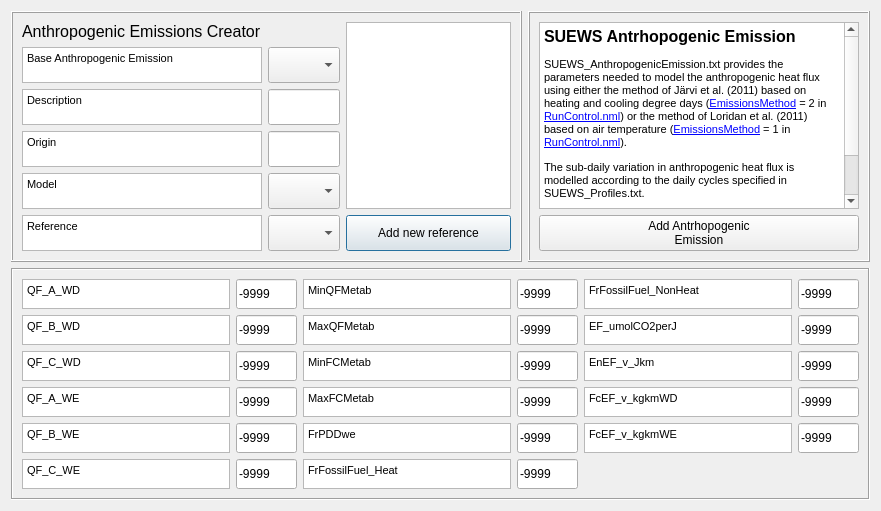
This is tabs/anthropogenic_emission_tab.ui in gusbacos/suews_database_manager as Qt 5 draws it before an edit. The edited form follows.
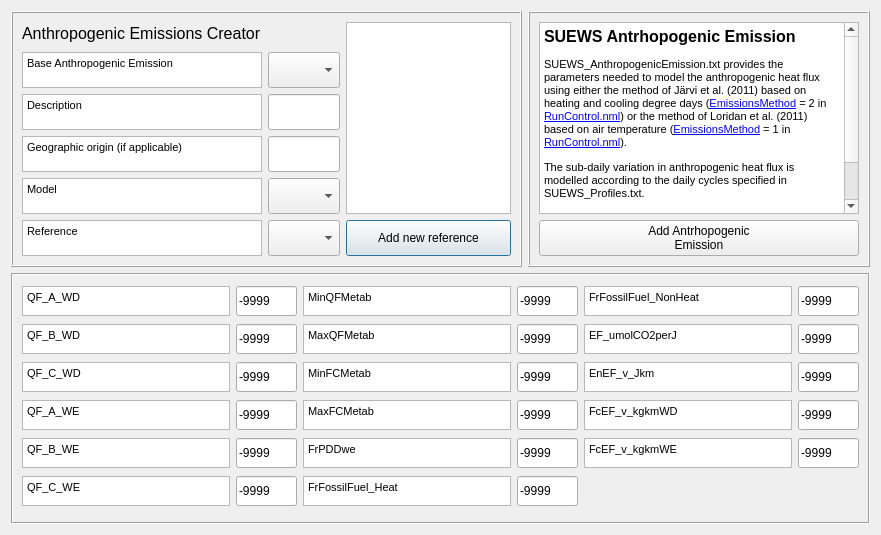
This is the edited form. Custom widgets are drawn as their Qt base class.

```diff
--- a/tabs/anthropogenic_emission_tab.ui
+++ b/tabs/anthropogenic_emission_tab.ui
@@ -7,7 +7,7 @@
     <x>0</x>
     <y>0</y>
     <width>881</width>
-    <height>507</height>
+    <height>535</height>
    </rect>
   </property>
   <property name="sizePolicy">
@@ -70,7 +70,7 @@
          <string>&lt;!DOCTYPE HTML PUBLIC &quot;-//W3C//DTD HTML 4.0//EN&quot; &quot;http://www.w3.org/TR/REC-html40/strict.dtd&quot;&gt;
 &lt;html&gt;&lt;head&gt;&lt;meta name=&quot;qrichtext&quot; content=&quot;1&quot; /&gt;&lt;style type=&quot;text/css&quot;&gt;
 p, li { white-space: pre-wrap; }
-&lt;/style&gt;&lt;/head&gt;&lt;body style=&quot; font-family:'MS Shell Dlg 2'; font-size:8.25pt; font-weight:400; font-style:normal;&quot;&gt;
+&lt;/style&gt;&lt;/head&gt;&lt;body style=&quot; font-family:'MS Shell Dlg 2'; font-size:7.8pt; font-weight:400; font-style:normal;&quot;&gt;
 &lt;p style=&quot; margin-top:0px; margin-bottom:0px; margin-left:0px; margin-right:0px; -qt-block-indent:0; text-indent:0px;&quot;&gt;&lt;span style=&quot; font-size:8pt;&quot;&gt;Reference&lt;/span&gt;&lt;/p&gt;&lt;/body&gt;&lt;/html&gt;</string>
         </property>
        </widget>
@@ -120,8 +120,8 @@
          <string>&lt;!DOCTYPE HTML PUBLIC &quot;-//W3C//DTD HTML 4.0//EN&quot; &quot;http://www.w3.org/TR/REC-html40/strict.dtd&quot;&gt;
 &lt;html&gt;&lt;head&gt;&lt;meta name=&quot;qrichtext&quot; content=&quot;1&quot; /&gt;&lt;style type=&quot;text/css&quot;&gt;
 p, li { white-space: pre-wrap; }
-&lt;/style&gt;&lt;/head&gt;&lt;body style=&quot; font-family:'MS Shell Dlg 2'; font-size:8.25pt; font-weight:400; font-style:normal;&quot;&gt;
-&lt;p style=&quot; margin-top:0px; margin-bottom:0px; margin-left:0px; margin-right:0px; -qt-block-indent:0; text-indent:0px;&quot;&gt;&lt;span style=&quot; font-size:8pt;&quot;&gt;Origin&lt;/span&gt;&lt;/p&gt;&lt;/body&gt;&lt;/html&gt;</string>
+&lt;/style&gt;&lt;/head&gt;&lt;body style=&quot; font-family:'MS Shell Dlg 2'; font-size:7.8pt; font-weight:400; font-style:normal;&quot;&gt;
+&lt;p style=&quot; margin-top:0px; margin-bottom:0px; margin-left:0px; margin-right:0px; -qt-block-indent:0; text-indent:0px;&quot;&gt;&lt;span style=&quot; font-size:8pt;&quot;&gt;Geographic origin (if applicable)&lt;/span&gt;&lt;/p&gt;&lt;/body&gt;&lt;/html&gt;</string>
         </property>
        </widget>
       </item>
@@ -165,7 +165,7 @@
          <string>&lt;!DOCTYPE HTML PUBLIC &quot;-//W3C//DTD HTML 4.0//EN&quot; &quot;http://www.w3.org/TR/REC-html40/strict.dtd&quot;&gt;
 &lt;html&gt;&lt;head&gt;&lt;meta name=&quot;qrichtext&quot; content=&quot;1&quot; /&gt;&lt;style type=&quot;text/css&quot;&gt;
 p, li { white-space: pre-wrap; }
-&lt;/style&gt;&lt;/head&gt;&lt;body style=&quot; font-family:'MS Shell Dlg 2'; font-size:8.25pt; font-weight:400; font-style:normal;&quot;&gt;
+&lt;/style&gt;&lt;/head&gt;&lt;body style=&quot; font-family:'MS Shell Dlg 2'; font-size:7.8pt; font-weight:400; font-style:normal;&quot;&gt;
 &lt;p style=&quot; margin-top:0px; margin-bottom:0px; margin-left:0px; margin-right:0px; -qt-block-indent:0; text-indent:0px;&quot;&gt;&lt;span style=&quot; font-size:8pt;&quot;&gt;Base Anthropogenic Emission&lt;/span&gt;&lt;/p&gt;&lt;/body&gt;&lt;/html&gt;</string>
         </property>
        </widget>
@@ -245,7 +245,7 @@
          <string>&lt;!DOCTYPE HTML PUBLIC &quot;-//W3C//DTD HTML 4.0//EN&quot; &quot;http://www.w3.org/TR/REC-html40/strict.dtd&quot;&gt;
 &lt;html&gt;&lt;head&gt;&lt;meta name=&quot;qrichtext&quot; content=&quot;1&quot; /&gt;&lt;style type=&quot;text/css&quot;&gt;
 p, li { white-space: pre-wrap; }
-&lt;/style&gt;&lt;/head&gt;&lt;body style=&quot; font-family:'MS Shell Dlg 2'; font-size:8.25pt; font-weight:400; font-style:normal;&quot;&gt;
+&lt;/style&gt;&lt;/head&gt;&lt;body style=&quot; font-family:'MS Shell Dlg 2'; font-size:7.8pt; font-weight:400; font-style:normal;&quot;&gt;
 &lt;p style=&quot; margin-top:0px; margin-bottom:0px; margin-left:0px; margin-right:0px; -qt-block-indent:0; text-indent:0px;&quot;&gt;&lt;span style=&quot; font-size:8pt;&quot;&gt;Description&lt;/span&gt;&lt;/p&gt;&lt;/body&gt;&lt;/html&gt;</string>
         </property>
        </widget>
@@ -268,7 +268,7 @@
          <string>&lt;!DOCTYPE HTML PUBLIC &quot;-//W3C//DTD HTML 4.0//EN&quot; &quot;http://www.w3.org/TR/REC-html40/strict.dtd&quot;&gt;
 &lt;html&gt;&lt;head&gt;&lt;meta name=&quot;qrichtext&quot; content=&quot;1&quot; /&gt;&lt;style type=&quot;text/css&quot;&gt;
 p, li { white-space: pre-wrap; }
-&lt;/style&gt;&lt;/head&gt;&lt;body style=&quot; font-family:'MS Shell Dlg 2'; font-size:8.25pt; font-weight:400; font-style:normal;&quot;&gt;
+&lt;/style&gt;&lt;/head&gt;&lt;body style=&quot; font-family:'MS Shell Dlg 2'; font-size:7.8pt; font-weight:400; font-style:normal;&quot;&gt;
 &lt;p style=&quot; margin-top:0px; margin-bottom:0px; margin-left:0px; margin-right:0px; -qt-block-indent:0; text-indent:0px;&quot;&gt;&lt;span style=&quot; font-size:8pt;&quot;&gt;Model&lt;/span&gt;&lt;/p&gt;&lt;/body&gt;&lt;/html&gt;</string>
         </property>
        </widget>
@@ -369,7 +369,7 @@
          <string>&lt;!DOCTYPE HTML PUBLIC &quot;-//W3C//DTD HTML 4.0//EN&quot; &quot;http://www.w3.org/TR/REC-html40/strict.dtd&quot;&gt;
 &lt;html&gt;&lt;head&gt;&lt;meta name=&quot;qrichtext&quot; content=&quot;1&quot; /&gt;&lt;style type=&quot;text/css&quot;&gt;
 p, li { white-space: pre-wrap; }
-&lt;/style&gt;&lt;/head&gt;&lt;body style=&quot; font-family:'MS Shell Dlg 2'; font-size:8.25pt; font-weight:400; font-style:normal;&quot;&gt;
+&lt;/style&gt;&lt;/head&gt;&lt;body style=&quot; font-family:'MS Shell Dlg 2'; font-size:7.8pt; font-weight:400; font-style:normal;&quot;&gt;
 &lt;p style=&quot; margin-top:12px; margin-bottom:12px; margin-left:0px; margin-right:0px; -qt-block-indent:0; text-indent:0px;&quot;&gt;&lt;span style=&quot; font-size:12pt; font-weight:600;&quot;&gt;SUEWS Antrhopogenic Emission&lt;/span&gt;&lt;/p&gt;
 &lt;p style=&quot; margin-top:12px; margin-bottom:12px; margin-left:0px; margin-right:0px; -qt-block-indent:0; text-indent:0px;&quot;&gt;&lt;span style=&quot; font-size:8pt;&quot;&gt;SUEWS_AnthropogenicEmission.txt provides the parameters needed to model the anthropogenic heat flux using either the method of Järvi et al. (2011) based on heating and cooling degree days (&lt;/span&gt;&lt;a href=&quot;https://suews.readthedocs.io/en/latest/input_files/RunControl/scheme_options.html#cmdoption-arg-EmissionsMethod&quot;&gt;&lt;span style=&quot; font-family:'Courier New'; font-size:8pt; text-decoration: underline; color:#0000ff;&quot;&gt;EmissionsMethod&lt;/span&gt;&lt;/a&gt;&lt;span style=&quot; font-size:8pt;&quot;&gt; = 2 in &lt;/span&gt;&lt;a href=&quot;https://suews.readthedocs.io/en/latest/input_files/RunControl/RunControl.html#runcontrol-nml&quot;&gt;&lt;span style=&quot; font-size:8pt; text-decoration: underline; color:#0000ff;&quot;&gt;RunControl.nml&lt;/span&gt;&lt;/a&gt;&lt;span style=&quot; font-size:8pt;&quot;&gt;) or the method of Loridan et al. (2011) based on air temperature (&lt;/span&gt;&lt;a href=&quot;https://suews.readthedocs.io/en/latest/input_files/RunControl/scheme_options.html#cmdoption-arg-EmissionsMethod&quot;&gt;&lt;span style=&quot; font-family:'Courier New'; font-size:8pt; text-decoration: underline; color:#0000ff;&quot;&gt;EmissionsMethod&lt;/span&gt;&lt;/a&gt;&lt;span style=&quot; font-size:8pt;&quot;&gt; = 1 in &lt;/span&gt;&lt;a href=&quot;https://suews.readthedocs.io/en/latest/input_files/RunControl/RunControl.html#runcontrol-nml&quot;&gt;&lt;span style=&quot; font-size:8pt; text-decoration: underline; color:#0000ff;&quot;&gt;RunControl.nml&lt;/span&gt;&lt;/a&gt;&lt;span style=&quot; font-size:8pt;&quot;&gt;).&lt;/span&gt;&lt;/p&gt;
 &lt;p style=&quot; margin-top:12px; margin-bottom:12px; margin-left:0px; margin-right:0px; -qt-block-indent:0; text-indent:0px;&quot;&gt;&lt;span style=&quot; font-size:8pt;&quot;&gt;The sub-daily variation in anthropogenic heat flux is modelled according to the daily cycles specified in SUEWS_Profiles.txt.&lt;/span&gt;&lt;/p&gt;
@@ -486,7 +486,7 @@
          <string>&lt;!DOCTYPE HTML PUBLIC &quot;-//W3C//DTD HTML 4.0//EN&quot; &quot;http://www.w3.org/TR/REC-html40/strict.dtd&quot;&gt;
 &lt;html&gt;&lt;head&gt;&lt;meta name=&quot;qrichtext&quot; content=&quot;1&quot; /&gt;&lt;style type=&quot;text/css&quot;&gt;
 p, li { white-space: pre-wrap; }
-&lt;/style&gt;&lt;/head&gt;&lt;body style=&quot; font-family:'MS Shell Dlg 2'; font-size:8.25pt; font-weight:400; font-style:normal;&quot;&gt;
+&lt;/style&gt;&lt;/head&gt;&lt;body style=&quot; font-family:'MS Shell Dlg 2'; font-size:7.8pt; font-weight:400; font-style:normal;&quot;&gt;
 &lt;p style=&quot; margin-top:0px; margin-bottom:0px; margin-left:0px; margin-right:0px; -qt-block-indent:0; text-indent:0px;&quot;&gt;&lt;span style=&quot; font-size:8pt;&quot;&gt;QF_A_WE&lt;/span&gt;&lt;/p&gt;&lt;/body&gt;&lt;/html&gt;</string>
         </property>
        </widget>
@@ -518,7 +518,7 @@
          <string>&lt;!DOCTYPE HTML PUBLIC &quot;-//W3C//DTD HTML 4.0//EN&quot; &quot;http://www.w3.org/TR/REC-html40/strict.dtd&quot;&gt;
 &lt;html&gt;&lt;head&gt;&lt;meta name=&quot;qrichtext&quot; content=&quot;1&quot; /&gt;&lt;style type=&quot;text/css&quot;&gt;
 p, li { white-space: pre-wrap; }
-&lt;/style&gt;&lt;/head&gt;&lt;body style=&quot; font-family:'MS Shell Dlg 2'; font-size:8.25pt; font-weight:400; font-style:normal;&quot;&gt;
+&lt;/style&gt;&lt;/head&gt;&lt;body style=&quot; font-family:'MS Shell Dlg 2'; font-size:7.8pt; font-weight:400; font-style:normal;&quot;&gt;
 &lt;p style=&quot; margin-top:0px; margin-bottom:0px; margin-left:0px; margin-right:0px; -qt-block-indent:0; text-indent:0px;&quot;&gt;&lt;span style=&quot; font-size:8pt;&quot;&gt;QF_A_WD&lt;/span&gt;&lt;/p&gt;&lt;/body&gt;&lt;/html&gt;</string>
         </property>
        </widget>
@@ -550,7 +550,7 @@
          <string>&lt;!DOCTYPE HTML PUBLIC &quot;-//W3C//DTD HTML 4.0//EN&quot; &quot;http://www.w3.org/TR/REC-html40/strict.dtd&quot;&gt;
 &lt;html&gt;&lt;head&gt;&lt;meta name=&quot;qrichtext&quot; content=&quot;1&quot; /&gt;&lt;style type=&quot;text/css&quot;&gt;
 p, li { white-space: pre-wrap; }
-&lt;/style&gt;&lt;/head&gt;&lt;body style=&quot; font-family:'MS Shell Dlg 2'; font-size:8.25pt; font-weight:400; font-style:normal;&quot;&gt;
+&lt;/style&gt;&lt;/head&gt;&lt;body style=&quot; font-family:'MS Shell Dlg 2'; font-size:7.8pt; font-weight:400; font-style:normal;&quot;&gt;
 &lt;p style=&quot; margin-top:0px; margin-bottom:0px; margin-left:0px; margin-right:0px; -qt-block-indent:0; text-indent:0px;&quot;&gt;&lt;span style=&quot; font-size:8pt;&quot;&gt;QF_B_WE&lt;/span&gt;&lt;/p&gt;&lt;/body&gt;&lt;/html&gt;</string>
         </property>
        </widget>
@@ -657,7 +657,7 @@
          <string>&lt;!DOCTYPE HTML PUBLIC &quot;-//W3C//DTD HTML 4.0//EN&quot; &quot;http://www.w3.org/TR/REC-html40/strict.dtd&quot;&gt;
 &lt;html&gt;&lt;head&gt;&lt;meta name=&quot;qrichtext&quot; content=&quot;1&quot; /&gt;&lt;style type=&quot;text/css&quot;&gt;
 p, li { white-space: pre-wrap; }
-&lt;/style&gt;&lt;/head&gt;&lt;body style=&quot; font-family:'MS Shell Dlg 2'; font-size:8.25pt; font-weight:400; font-style:normal;&quot;&gt;
+&lt;/style&gt;&lt;/head&gt;&lt;body style=&quot; font-family:'MS Shell Dlg 2'; font-size:7.8pt; font-weight:400; font-style:normal;&quot;&gt;
 &lt;p style=&quot; margin-top:0px; margin-bottom:0px; margin-left:0px; margin-right:0px; -qt-block-indent:0; text-indent:0px;&quot;&gt;&lt;span style=&quot; font-size:8pt;&quot;&gt;QF_C_WD&lt;/span&gt;&lt;/p&gt;&lt;/body&gt;&lt;/html&gt;</string>
         </property>
        </widget>
@@ -689,7 +689,7 @@
          <string>&lt;!DOCTYPE HTML PUBLIC &quot;-//W3C//DTD HTML 4.0//EN&quot; &quot;http://www.w3.org/TR/REC-html40/strict.dtd&quot;&gt;
 &lt;html&gt;&lt;head&gt;&lt;meta name=&quot;qrichtext&quot; content=&quot;1&quot; /&gt;&lt;style type=&quot;text/css&quot;&gt;
 p, li { white-space: pre-wrap; }
-&lt;/style&gt;&lt;/head&gt;&lt;body style=&quot; font-family:'MS Shell Dlg 2'; font-size:8.25pt; font-weight:400; font-style:normal;&quot;&gt;
+&lt;/style&gt;&lt;/head&gt;&lt;body style=&quot; font-family:'MS Shell Dlg 2'; font-size:7.8pt; font-weight:400; font-style:normal;&quot;&gt;
 &lt;p style=&quot; margin-top:0px; margin-bottom:0px; margin-left:0px; margin-right:0px; -qt-block-indent:0; text-indent:0px;&quot;&gt;&lt;span style=&quot; font-size:8pt;&quot;&gt;QF_B_WD&lt;/span&gt;&lt;/p&gt;&lt;/body&gt;&lt;/html&gt;</string>
         </property>
        </widget>
@@ -746,7 +746,7 @@
          <string>&lt;!DOCTYPE HTML PUBLIC &quot;-//W3C//DTD HTML 4.0//EN&quot; &quot;http://www.w3.org/TR/REC-html40/strict.dtd&quot;&gt;
 &lt;html&gt;&lt;head&gt;&lt;meta name=&quot;qrichtext&quot; content=&quot;1&quot; /&gt;&lt;style type=&quot;text/css&quot;&gt;
 p, li { white-space: pre-wrap; }
-&lt;/style&gt;&lt;/head&gt;&lt;body style=&quot; font-family:'MS Shell Dlg 2'; font-size:8.25pt; font-weight:400; font-style:normal;&quot;&gt;
+&lt;/style&gt;&lt;/head&gt;&lt;body style=&quot; font-family:'MS Shell Dlg 2'; font-size:7.8pt; font-weight:400; font-style:normal;&quot;&gt;
 &lt;p style=&quot; margin-top:0px; margin-bottom:0px; margin-left:0px; margin-right:0px; -qt-block-indent:0; text-indent:0px;&quot;&gt;&lt;span style=&quot; font-size:8pt;&quot;&gt;QF_C_WE&lt;/span&gt;&lt;/p&gt;&lt;/body&gt;&lt;/html&gt;</string>
         </property>
        </widget>
@@ -778,7 +778,7 @@
          <string>&lt;!DOCTYPE HTML PUBLIC &quot;-//W3C//DTD HTML 4.0//EN&quot; &quot;http://www.w3.org/TR/REC-html40/strict.dtd&quot;&gt;
 &lt;html&gt;&lt;head&gt;&lt;meta name=&quot;qrichtext&quot; content=&quot;1&quot; /&gt;&lt;style type=&quot;text/css&quot;&gt;
 p, li { white-space: pre-wrap; }
-&lt;/style&gt;&lt;/head&gt;&lt;body style=&quot; font-family:'MS Shell Dlg 2'; font-size:8.25pt; font-weight:400; font-style:normal;&quot;&gt;
+&lt;/style&gt;&lt;/head&gt;&lt;body style=&quot; font-family:'MS Shell Dlg 2'; font-size:7.8pt; font-weight:400; font-style:normal;&quot;&gt;
 &lt;p style=&quot; margin-top:12px; margin-bottom:12px; margin-left:0px; margin-right:0px; -qt-block-indent:0; text-indent:0px;&quot;&gt;&lt;span style=&quot; font-size:8pt;&quot;&gt;FrFossilFuel_Heat&lt;/span&gt;&lt;/p&gt;&lt;/body&gt;&lt;/html&gt;</string>
         </property>
        </widget>
@@ -860,7 +860,7 @@
          <string>&lt;!DOCTYPE HTML PUBLIC &quot;-//W3C//DTD HTML 4.0//EN&quot; &quot;http://www.w3.org/TR/REC-html40/strict.dtd&quot;&gt;
 &lt;html&gt;&lt;head&gt;&lt;meta name=&quot;qrichtext&quot; content=&quot;1&quot; /&gt;&lt;style type=&quot;text/css&quot;&gt;
 p, li { white-space: pre-wrap; }
-&lt;/style&gt;&lt;/head&gt;&lt;body style=&quot; font-family:'MS Shell Dlg 2'; font-size:8.25pt; font-weight:400; font-style:normal;&quot;&gt;
+&lt;/style&gt;&lt;/head&gt;&lt;body style=&quot; font-family:'MS Shell Dlg 2'; font-size:7.8pt; font-weight:400; font-style:normal;&quot;&gt;
 &lt;p style=&quot; margin-top:12px; margin-bottom:12px; margin-left:0px; margin-right:0px; -qt-block-indent:0; text-indent:0px;&quot;&gt;&lt;span style=&quot; font-size:8pt;&quot;&gt;FrPDDwe&lt;/span&gt;&lt;/p&gt;&lt;/body&gt;&lt;/html&gt;</string>
         </property>
        </widget>
@@ -917,7 +917,7 @@
          <string>&lt;!DOCTYPE HTML PUBLIC &quot;-//W3C//DTD HTML 4.0//EN&quot; &quot;http://www.w3.org/TR/REC-html40/strict.dtd&quot;&gt;
 &lt;html&gt;&lt;head&gt;&lt;meta name=&quot;qrichtext&quot; content=&quot;1&quot; /&gt;&lt;style type=&quot;text/css&quot;&gt;
 p, li { white-space: pre-wrap; }
-&lt;/style&gt;&lt;/head&gt;&lt;body style=&quot; font-family:'MS Shell Dlg 2'; font-size:8.25pt; font-weight:400; font-style:normal;&quot;&gt;
+&lt;/style&gt;&lt;/head&gt;&lt;body style=&quot; font-family:'MS Shell Dlg 2'; font-size:7.8pt; font-weight:400; font-style:normal;&quot;&gt;
 &lt;p style=&quot; margin-top:0px; margin-bottom:0px; margin-left:0px; margin-right:0px; -qt-block-indent:0; text-indent:0px;&quot;&gt;&lt;span style=&quot; font-size:8pt;&quot;&gt;MaxFCMetab&lt;/span&gt;&lt;/p&gt;&lt;/body&gt;&lt;/html&gt;</string>
         </property>
        </widget>
@@ -974,7 +974,7 @@
          <string>&lt;!DOCTYPE HTML PUBLIC &quot;-//W3C//DTD HTML 4.0//EN&quot; &quot;http://www.w3.org/TR/REC-html40/strict.dtd&quot;&gt;
 &lt;html&gt;&lt;head&gt;&lt;meta name=&quot;qrichtext&quot; content=&quot;1&quot; /&gt;&lt;style type=&quot;text/css&quot;&gt;
 p, li { white-space: pre-wrap; }
-&lt;/style&gt;&lt;/head&gt;&lt;body style=&quot; font-family:'MS Shell Dlg 2'; font-size:8.25pt; font-weight:400; font-style:normal;&quot;&gt;
+&lt;/style&gt;&lt;/head&gt;&lt;body style=&quot; font-family:'MS Shell Dlg 2'; font-size:7.8pt; font-weight:400; font-style:normal;&quot;&gt;
 &lt;p style=&quot; margin-top:0px; margin-bottom:0px; margin-left:0px; margin-right:0px; -qt-block-indent:0; text-indent:0px;&quot;&gt;&lt;span style=&quot; font-size:8pt;&quot;&gt;MinFCMetab&lt;/span&gt;&lt;/p&gt;&lt;/body&gt;&lt;/html&gt;</string>
         </property>
        </widget>
@@ -1031,7 +1031,7 @@
          <string>&lt;!DOCTYPE HTML PUBLIC &quot;-//W3C//DTD HTML 4.0//EN&quot; &quot;http://www.w3.org/TR/REC-html40/strict.dtd&quot;&gt;
 &lt;html&gt;&lt;head&gt;&lt;meta name=&quot;qrichtext&quot; content=&quot;1&quot; /&gt;&lt;style type=&quot;text/css&quot;&gt;
 p, li { white-space: pre-wrap; }
-&lt;/style&gt;&lt;/head&gt;&lt;body style=&quot; font-family:'MS Shell Dlg 2'; font-size:8.25pt; font-weight:400; font-style:normal;&quot;&gt;
+&lt;/style&gt;&lt;/head&gt;&lt;body style=&quot; font-family:'MS Shell Dlg 2'; font-size:7.8pt; font-weight:400; font-style:normal;&quot;&gt;
 &lt;p style=&quot; margin-top:0px; margin-bottom:0px; margin-left:0px; margin-right:0px; -qt-block-indent:0; text-indent:0px;&quot;&gt;&lt;span style=&quot; font-size:8pt;&quot;&gt;MaxQFMetab&lt;/span&gt;&lt;/p&gt;&lt;/body&gt;&lt;/html&gt;</string>
         </property>
        </widget>
@@ -1063,7 +1063,7 @@
          <string>&lt;!DOCTYPE HTML PUBLIC &quot;-//W3C//DTD HTML 4.0//EN&quot; &quot;http://www.w3.org/TR/REC-html40/strict.dtd&quot;&gt;
 &lt;html&gt;&lt;head&gt;&lt;meta name=&quot;qrichtext&quot; content=&quot;1&quot; /&gt;&lt;style type=&quot;text/css&quot;&gt;
 p, li { white-space: pre-wrap; }
-&lt;/style&gt;&lt;/head&gt;&lt;body style=&quot; font-family:'MS Shell Dlg 2'; font-size:8.25pt; font-weight:400; font-style:normal;&quot;&gt;
+&lt;/style&gt;&lt;/head&gt;&lt;body style=&quot; font-family:'MS Shell Dlg 2'; font-size:7.8pt; font-weight:400; font-style:normal;&quot;&gt;
 &lt;p style=&quot; margin-top:12px; margin-bottom:12px; margin-left:0px; margin-right:0px; -qt-block-indent:0; text-indent:0px;&quot;&gt;&lt;span style=&quot; font-size:8pt;&quot;&gt;MinQFMetab&lt;/span&gt;&lt;/p&gt;&lt;/body&gt;&lt;/html&gt;</string>
         </property>
        </widget>
@@ -1120,7 +1120,7 @@
          <string>&lt;!DOCTYPE HTML PUBLIC &quot;-//W3C//DTD HTML 4.0//EN&quot; &quot;http://www.w3.org/TR/REC-html40/strict.dtd&quot;&gt;
 &lt;html&gt;&lt;head&gt;&lt;meta name=&quot;qrichtext&quot; content=&quot;1&quot; /&gt;&lt;style type=&quot;text/css&quot;&gt;
 p, li { white-space: pre-wrap; }
-&lt;/style&gt;&lt;/head&gt;&lt;body style=&quot; font-family:'MS Shell Dlg 2'; font-size:8.25pt; font-weight:400; font-style:normal;&quot;&gt;
+&lt;/style&gt;&lt;/head&gt;&lt;body style=&quot; font-family:'MS Shell Dlg 2'; font-size:7.8pt; font-weight:400; font-style:normal;&quot;&gt;
 &lt;p style=&quot; margin-top:12px; margin-bottom:12px; margin-left:0px; margin-right:0px; -qt-block-indent:0; text-indent:0px;&quot;&gt;&lt;span style=&quot; font-size:8pt;&quot;&gt;FcEF_v_kgkmWE&lt;/span&gt;&lt;/p&gt;&lt;/body&gt;&lt;/html&gt;</string>
         </property>
        </widget>
@@ -1202,7 +1202,7 @@
          <string>&lt;!DOCTYPE HTML PUBLIC &quot;-//W3C//DTD HTML 4.0//EN&quot; &quot;http://www.w3.org/TR/REC-html40/strict.dtd&quot;&gt;
 &lt;html&gt;&lt;head&gt;&lt;meta name=&quot;qrichtext&quot; content=&quot;1&quot; /&gt;&lt;style type=&quot;text/css&quot;&gt;
 p, li { white-space: pre-wrap; }
-&lt;/style&gt;&lt;/head&gt;&lt;body style=&quot; font-family:'MS Shell Dlg 2'; font-size:8.25pt; font-weight:400; font-style:normal;&quot;&gt;
+&lt;/style&gt;&lt;/head&gt;&lt;body style=&quot; font-family:'MS Shell Dlg 2'; font-size:7.8pt; font-weight:400; font-style:normal;&quot;&gt;
 &lt;p style=&quot; margin-top:12px; margin-bottom:12px; margin-left:0px; margin-right:0px; -qt-block-indent:0; text-indent:0px;&quot;&gt;&lt;span style=&quot; font-size:8pt;&quot;&gt;FcEF_v_kgkmWD&lt;/span&gt;&lt;/p&gt;&lt;/body&gt;&lt;/html&gt;</string>
         </property>
        </widget>
@@ -1259,7 +1259,7 @@
          <string>&lt;!DOCTYPE HTML PUBLIC &quot;-//W3C//DTD HTML 4.0//EN&quot; &quot;http://www.w3.org/TR/REC-html40/strict.dtd&quot;&gt;
 &lt;html&gt;&lt;head&gt;&lt;meta name=&quot;qrichtext&quot; content=&quot;1&quot; /&gt;&lt;style type=&quot;text/css&quot;&gt;
 p, li { white-space: pre-wrap; }
-&lt;/style&gt;&lt;/head&gt;&lt;body style=&quot; font-family:'MS Shell Dlg 2'; font-size:8.25pt; font-weight:400; font-style:normal;&quot;&gt;
+&lt;/style&gt;&lt;/head&gt;&lt;body style=&quot; font-family:'MS Shell Dlg 2'; font-size:7.8pt; font-weight:400; font-style:normal;&quot;&gt;
 &lt;p style=&quot; margin-top:12px; margin-bottom:12px; margin-left:0px; margin-right:0px; -qt-block-indent:0; text-indent:0px;&quot;&gt;&lt;span style=&quot; font-size:8pt;&quot;&gt;EnEF_v_Jkm&lt;/span&gt;&lt;/p&gt;&lt;/body&gt;&lt;/html&gt;</string>
         </property>
        </widget>
@@ -1316,7 +1316,7 @@
          <string>&lt;!DOCTYPE HTML PUBLIC &quot;-//W3C//DTD HTML 4.0//EN&quot; &quot;http://www.w3.org/TR/REC-html40/strict.dtd&quot;&gt;
 &lt;html&gt;&lt;head&gt;&lt;meta name=&quot;qrichtext&quot; content=&quot;1&quot; /&gt;&lt;style type=&quot;text/css&quot;&gt;
 p, li { white-space: pre-wrap; }
-&lt;/style&gt;&lt;/head&gt;&lt;body style=&quot; font-family:'MS Shell Dlg 2'; font-size:8.25pt; font-weight:400; font-style:normal;&quot;&gt;
+&lt;/style&gt;&lt;/head&gt;&lt;body style=&quot; font-family:'MS Shell Dlg 2'; font-size:7.8pt; font-weight:400; font-style:normal;&quot;&gt;
 &lt;p style=&quot; margin-top:12px; margin-bottom:12px; margin-left:0px; margin-right:0px; -qt-block-indent:0; text-indent:0px;&quot;&gt;&lt;span style=&quot; font-size:8pt;&quot;&gt;EF_umolCO2perJ&lt;/span&gt;&lt;/p&gt;&lt;/body&gt;&lt;/html&gt;</string>
         </property>
        </widget>
@@ -1348,7 +1348,7 @@
          <string>&lt;!DOCTYPE HTML PUBLIC &quot;-//W3C//DTD HTML 4.0//EN&quot; &quot;http://www.w3.org/TR/REC-html40/strict.dtd&quot;&gt;
 &lt;html&gt;&lt;head&gt;&lt;meta name=&quot;qrichtext&quot; content=&quot;1&quot; /&gt;&lt;style type=&quot;text/css&quot;&gt;
 p, li { white-space: pre-wrap; }
-&lt;/style&gt;&lt;/head&gt;&lt;body style=&quot; font-family:'MS Shell Dlg 2'; font-size:8.25pt; font-weight:400; font-style:normal;&quot;&gt;
+&lt;/style&gt;&lt;/head&gt;&lt;body style=&quot; font-family:'MS Shell Dlg 2'; font-size:7.8pt; font-weight:400; font-style:normal;&quot;&gt;
 &lt;p style=&quot; margin-top:0px; margin-bottom:0px; margin-left:0px; margin-right:0px; -qt-block-indent:0; text-indent:0px;&quot;&gt;&lt;span style=&quot; font-size:8pt;&quot;&gt;FrFossilFuel_NonHeat&lt;/span&gt;&lt;/p&gt;&lt;/body&gt;&lt;/html&gt;</string>
         </property>
        </widget>
```
